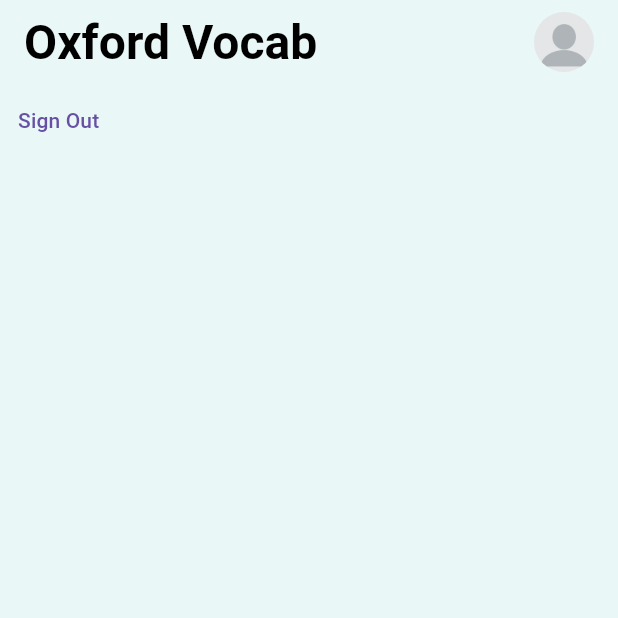
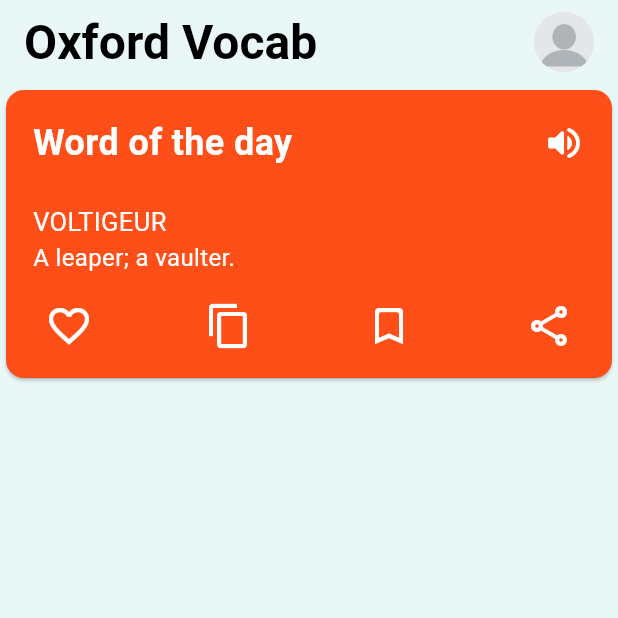
Before and after one commit to AkifhanIlgaz/oxford-vocabulary-app, a Flutter app: the HomeScreen screen opened directly, on a phone screen of 412 x 824 dp, the top half of it. Run offline on Flutter 3.47's test engine with Material 3 defaults, Android fonts, the phone set to English and light mode, and no system bars; our stand-ins replace cloud_firestore, email_validator, firebase_auth, firebase_core, flutter_svg, google_sign_in and 2 more; accounts and stored records are empty; generated files the repository leaves out were written again; Roboto replaces fonts that are missing (Montserrat).

Commit message:
create word model

```diff
--- /dev/null
+++ b/lib/models/word.dart
@@ -0,0 +1,56 @@
+enum PartOfSpeech {
+  conjunction,
+  preposition,
+  verb,
+  adjective,
+  noun,
+  adverb,
+  indefiniteArticle,
+}
+
+enum CEFRLevel {
+  a1,
+  a2,
+  b1,
+  b2,
+  c1,
+  c2,
+}
+
+class Word {
+  final String word;
+  final String source;
+  final String? audio;
+  final PartOfSpeech? partOfSpeech;
+  final CEFRLevel? cefrLevel;
+  final List<Meaning>? meanings;
+
+  Word({
+    required this.word,
+    required this.source,
+    required this.audio,
+    required this.partOfSpeech,
+    required this.cefrLevel,
+    required this.meanings,
+  });
+}
+
+class Meaning {
+  final String meaning;
+  final List<String>? examples;
+
+  Meaning({
+    required this.meaning,
+    required this.examples,
+  });
+}
+
+class Idiom {
+  final String usage;
+  final List<Meaning>? meanings;
+
+  Idiom({
+    required this.usage,
+    required this.meanings,
+  });
+}
--- a/lib/screens/home.dart
+++ b/lib/screens/home.dart
@@ -1,8 +1,8 @@
 import 'package:flutter/material.dart';
-import 'package:oxford_vocabulary_app/main.dart';
 import 'package:oxford_vocabulary_app/product/language/language_items.dart';
 import 'package:oxford_vocabulary_app/widgets/custom_drawer.dart';
 import 'package:oxford_vocabulary_app/widgets/my_app_bar.dart';
+import 'package:oxford_vocabulary_app/widgets/word_card.dart';
 
 class HomeScreen extends StatelessWidget {
   HomeScreen({super.key});
@@ -22,12 +22,9 @@ class HomeScreen extends StatelessWidget {
         appBarTitle: LanguageItems.appName,
       ),
       endDrawer: const CustomDrawer(),
-      body: Column(
+      body: const Column(
         children: [
-          TextButton(
-            onPressed: () => firebaseService.signOut(context),
-            child: const Text(LanguageItems.signOutText),
-          ),
+          WordCard(),
         ],
       ),
     );
--- /dev/null
+++ b/lib/widgets/word_card.dart
@@ -0,0 +1,92 @@
+import 'package:flutter/material.dart';
+import 'package:oxford_vocabulary_app/product/icons/icons.dart';
+import 'package:oxford_vocabulary_app/utilities/configs.dart';
+
+class WordCard extends StatefulWidget {
+  const WordCard({super.key});
+
+  @override
+  State<WordCard> createState() => _WordCardState();
+}
+
+class _WordCardState extends State<WordCard> {
+  @override
+  Widget build(BuildContext context) {
+    return SizedBox(
+      width: double.infinity,
+      height: 200,
+      child: Card(
+        color: const Color(kPrimaryColor),
+        child: Padding(
+          padding: const EdgeInsets.all(18),
+          child: Column(
+            children: [
+              Row(
+                mainAxisAlignment: MainAxisAlignment.spaceBetween,
+                children: [
+                  Text(
+                    "Word of the day",
+                    style: kCardTextStyle.copyWith(color: Colors.white),
+                  ),
+                  const Icon(
+                    Icons.volume_up_rounded,
+                    size: 28,
+                    color: kWhite,
+                  )
+                ],
+              ),
+              const SizedBox(height: 24),
+              SizedBox(
+                width: double.infinity,
+                child: Column(
+                  crossAxisAlignment: CrossAxisAlignment.start,
+                  children: [
+                    const Text(
+                      "VOLTIGEUR",
+                      style: kCustomCardWordTextStyle,
+                    ),
+                    Text(
+                      "A leaper; a vaulter.",
+                      style: kCustomCardWordTextStyle.copyWith(fontSize: 16),
+                    ),
+                  ],
+                ),
+              ),
+              const SizedBox(
+                height: 18,
+              ),
+              const Padding(
+                padding: EdgeInsets.symmetric(horizontal: 8),
+                child: Row(
+                  mainAxisAlignment: MainAxisAlignment.spaceBetween,
+                  children: [
+                    Icon(
+                      ProjectIcons.like,
+                      size: 32,
+                      color: kWhite,
+                    ),
+                    Icon(
+                      Icons.copy_outlined,
+                      size: 32,
+                      color: kWhite,
+                    ),
+                    Icon(
+                      Icons.bookmark_outline_rounded,
+                      size: 32,
+                      color: kWhite,
+                    ),
+                    Icon(
+                      Icons.share_outlined,
+                      size: 32,
+                      color: kWhite,
+                    ),
+                  ],
+                ),
+              )
+            ],
+          ),
+        ),
+      ),
+    );
+  }
+}
```
